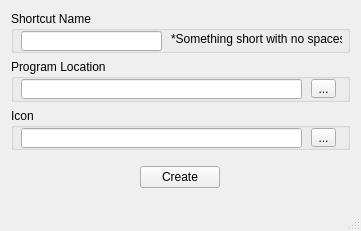
Qt form launchertool.ui (rig0/Circle-Launcher-Tool) before a commit.
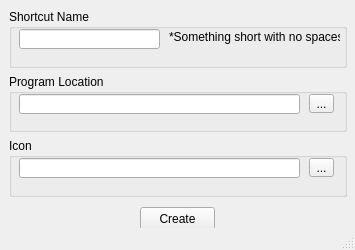
The same form after that commit.

```diff
--- a/launchertool.ui
+++ b/launchertool.ui
@@ -6,8 +6,8 @@
    <rect>
     <x>0</x>
     <y>0</y>
-    <width>361</width>
-    <height>231</height>
+    <width>355</width>
+    <height>250</height>
    </rect>
   </property>
   <property name="sizePolicy">
@@ -16,13 +16,31 @@
     <verstretch>0</verstretch>
    </sizepolicy>
   </property>
+  <property name="minimumSize">
+   <size>
+    <width>355</width>
+    <height>250</height>
+   </size>
+  </property>
+  <property name="maximumSize">
+   <size>
+    <width>355</width>
+    <height>250</height>
+   </size>
+  </property>
   <property name="windowTitle">
    <string>LauncherTool</string>
   </property>
   <widget class="QWidget" name="centralWidget">
-   <layout class="QVBoxLayout" name="verticalLayout_2">
-    <item>
      <widget class="QGroupBox" name="Name_groupBox">
+    <property name="geometry">
+     <rect>
+      <x>9</x>
+      <y>9</y>
+      <width>338</width>
+      <height>59</height>
+     </rect>
+    </property>
       <property name="title">
        <string>Shortcut Name</string>
       </property>
@@ -50,9 +68,15 @@
        </property>
       </widget>
      </widget>
-    </item>
-    <item>
      <widget class="QGroupBox" name="Dir_groupBox_2">
+    <property name="geometry">
+     <rect>
+      <x>9</x>
+      <y>74</y>
+      <width>338</width>
+      <height>58</height>
+     </rect>
+    </property>
       <property name="title">
        <string>Program Location</string>
       </property>
@@ -80,9 +104,15 @@
        </property>
       </widget>
      </widget>
-    </item>
-    <item>
      <widget class="QGroupBox" name="icon_groupBox">
+    <property name="geometry">
+     <rect>
+      <x>9</x>
+      <y>138</y>
+      <width>338</width>
+      <height>59</height>
+     </rect>
+    </property>
       <property name="title">
        <string>Icon</string>
       </property>
@@ -110,15 +140,25 @@
        </property>
       </widget>
      </widget>
-    </item>
-    <item alignment="Qt::AlignHCenter|Qt::AlignVCenter">
      <widget class="QPushButton" name="CreateButton">
+    <property name="geometry">
+     <rect>
+      <x>140</x>
+      <y>207</y>
+      <width>75</width>
+      <height>23</height>
+     </rect>
+    </property>
+    <property name="sizePolicy">
+     <sizepolicy hsizetype="Fixed" vsizetype="Fixed">
+      <horstretch>0</horstretch>
+      <verstretch>0</verstretch>
+     </sizepolicy>
+    </property>
       <property name="text">
        <string>Create</string>
       </property>
      </widget>
-    </item>
-   </layout>
   </widget>
   <widget class="QStatusBar" name="statusBar"/>
  </widget>
```
Lines whose indentation alone changed are shown as unchanged.
